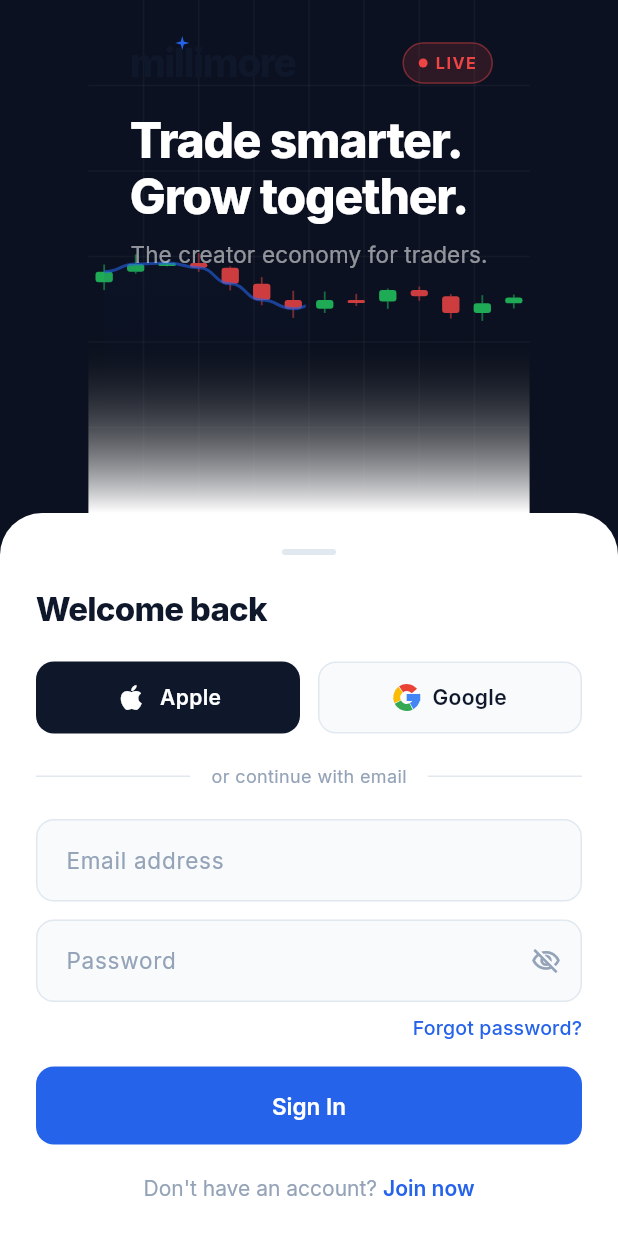
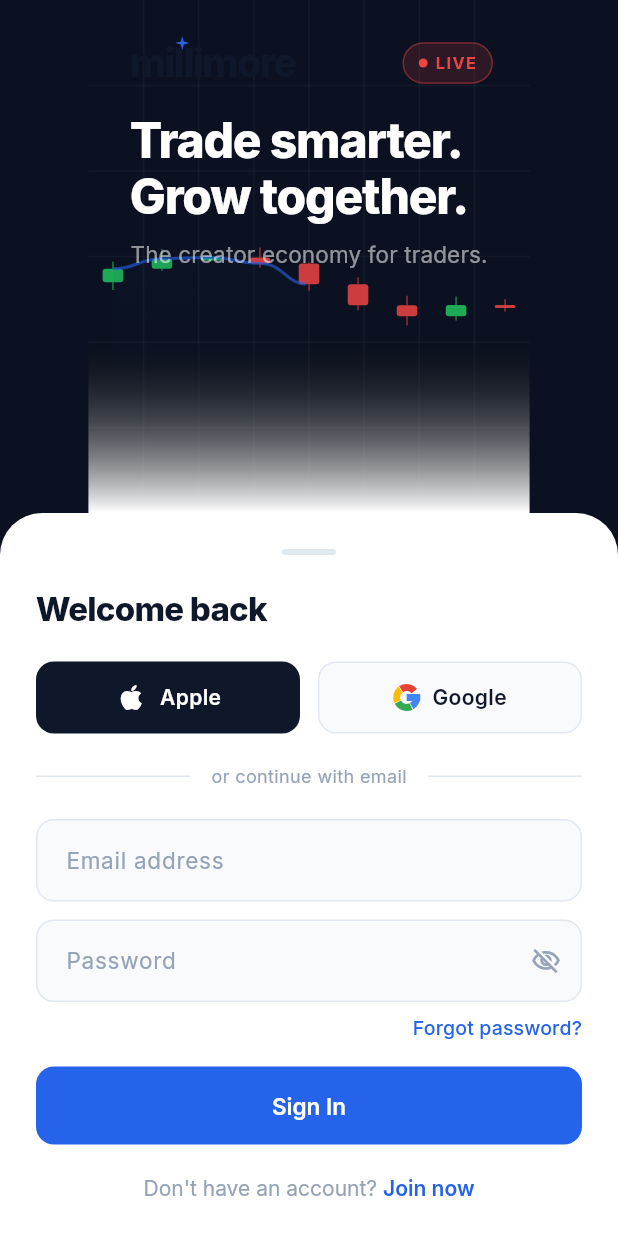
Before and after one commit to shazerlone/tv_license_app, a Flutter app: the screen it shows after launch, after a tap on "Skip", on a phone screen of 412 x 824 dp. Run offline on Flutter 3.47's test engine with Material 3 defaults, Android fonts, the phone set to English and light mode, and no system bars; our stand-ins replace camera, google_fonts; missing offline and left inert: dart:html; accounts and stored records are empty.

Commit message:
Bolder login candles + guard onboarding text from overflow on small phones
Co-Authored-By: Claude Opus 4.8 <noreply@anthropic.com>
Claude-Session: https://claude.ai/code/session_01KSLhgA3su6KMHBKNL29uhB

```diff
--- a/lib/screens/login_screen.dart
+++ b/lib/screens/login_screen.dart
@@ -424,19 +424,19 @@ class _MarketPainter extends CustomPainter {
   List<_Candle> _generateCandles(Size size) {
     final rng = math.Random(42);
     final candles = <_Candle>[];
-    const count = 14;
+    const count = 9;
     final candleW = size.width / count;
     double price = size.height * 0.55;
 
     for (int i = 0; i < count; i++) {
       final x = candleW * i + candleW / 2;
-      final move = (rng.nextDouble() - 0.44) * size.height * 0.07;
+      final move = (rng.nextDouble() - 0.44) * size.height * 0.09;
       final open = price;
       price = (price + move).clamp(size.height * 0.2, size.height * 0.8);
       final close = price;
       final high = math.min(open, close) - rng.nextDouble() * 8;
       final low = math.max(open, close) + rng.nextDouble() * 8;
-      candles.add(_Candle(x: x, open: open, close: close, high: high, low: low, width: candleW * 0.55));
+      candles.add(_Candle(x: x, open: open, close: close, high: high, low: low, width: candleW * 0.42));
     }
     return candles;
   }
--- a/lib/screens/onboarding_screen.dart
+++ b/lib/screens/onboarding_screen.dart
@@ -241,7 +241,8 @@ class _OnboardingPage extends StatelessWidget {
               opacity: fade,
               child: SlideTransition(
                 position: slide,
-                child: Column(
+                child: SingleChildScrollView(
+                  child: Column(
                   crossAxisAlignment: CrossAxisAlignment.start,
                   children: [
                     Text(
@@ -275,6 +276,7 @@ class _OnboardingPage extends StatelessWidget {
                       ),
                     ),
                   ],
+                ),
                 ),
               ),
             ),
```
